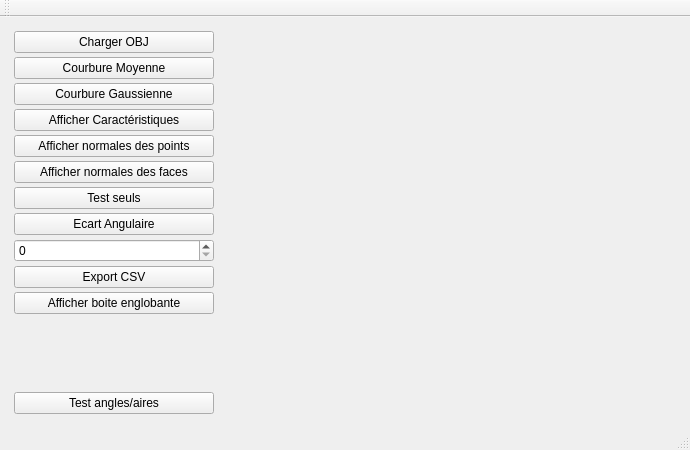
Above: starterLight/mainwindow.ui from ME220397/Prog-Graphique-et-Application-Industrielle. before the change. Below: the same form after it.
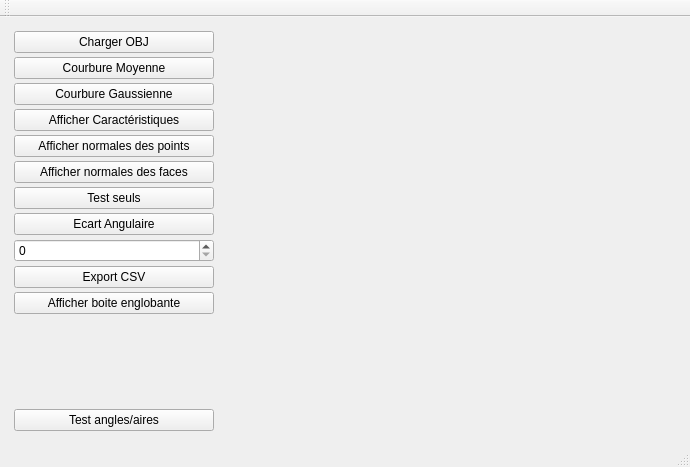
That is the form after the change. Custom widgets are drawn as their Qt base class.

```diff
--- a/starterLight/mainwindow.ui
+++ b/starterLight/mainwindow.ui
@@ -7,7 +7,7 @@
     <x>0</x>
     <y>0</y>
     <width>690</width>
-    <height>450</height>
+    <height>467</height>
    </rect>
   </property>
   <property name="windowTitle">
```
